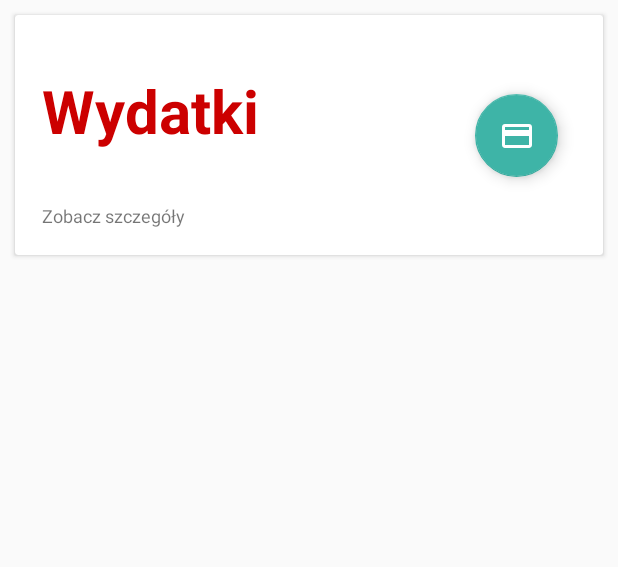
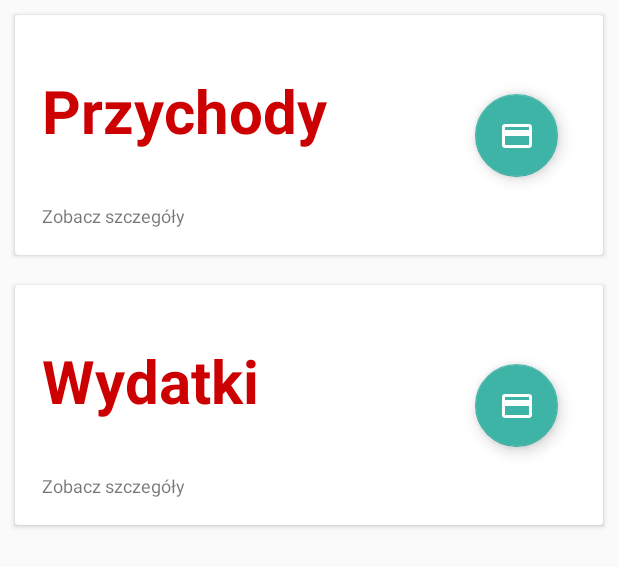
Before and after one commit to PWSZ-Budget-Tracker/mobile, an Android app: the layout fragment_home.xml on its own in the app's theme, with its tools: preview values and no code run, on a phone screen of 412 x 824 dp. Shown: the top 567 px of the screen. Run offline under Robolectric (Android 15) with nearby library versions, the phone set to English and light mode, and no system bars.

Commit message:
incomes added/ categories splitted to handle incomes and expenses

```diff
--- a/app/src/main/java/com/budget/tracker/api/Responses.kt
+++ b/app/src/main/java/com/budget/tracker/api/Responses.kt
@@ -3,6 +3,7 @@ package com.budget.tracker.api
 import com.budget.tracker.dtos.loginPayload
 import com.budget.tracker.models.Category
 import com.budget.tracker.models.Expense
+import com.budget.tracker.models.Income
 
 data class LoginResponse(val payload: loginPayload)
 
@@ -13,3 +14,5 @@ data class CommonResponse(val status: Boolean)
 data class CategoryResponse(val payload: Array<Category>)
 
 data class ExpensesResponse(val payload: Array<Expense>)
+
+data class IncomesResponse(val payload: Array<Income>)
--- a/app/src/main/java/com/budget/tracker/api/RetrofitClient.kt
+++ b/app/src/main/java/com/budget/tracker/api/RetrofitClient.kt
@@ -10,9 +10,6 @@ class RetrofitClient constructor(context: Context) {
 
     private val TOKEN = SharedPrefManager.getInstance(context).token
     private val BASE_URL = "https://pwsz-budget-tracker.azurewebsites.net"
-//    private val BASE_URL = "http://207.154.242.233"
-
-
 
     private val okHttpClient = OkHttpClient.Builder()
         .addInterceptor { chain ->
@@ -35,5 +32,4 @@ class RetrofitClient constructor(context: Context) {
 
         retrofit.create(Api::class.java)
     }
-
 }
--- a/app/src/main/java/com/budget/tracker/fragments/HomeFragment.kt
+++ b/app/src/main/java/com/budget/tracker/fragments/HomeFragment.kt
@@ -27,7 +27,11 @@ class HomeFragment : Fragment() {
         activity!!.nav_view.setCheckedItem(R.id.sidebar_home)
 
         view.homeExpensesCard.setOnClickListener {
-            (activity as MainActivity).switchFragment(CategoryListFragment.newInstance())
+            (activity as MainActivity).switchFragment(CategoryListFragment.newInstance(0))
+        }
+
+        view.homeIncomesCard.setOnClickListener {
+            (activity as MainActivity).switchFragment(CategoryListFragment.newInstance(1))
         }
 
         return view
--- /dev/null
+++ b/app/src/main/java/com/budget/tracker/requests/AddIncomeRequest.kt
@@ -0,0 +1,3 @@
+package com.budget.tracker.requests
+
+data class AddIncomeRequest (val categoryId: Int, val amount:Int, val currencyId:Int)
--- a/app/src/main/res/layout/fragment_home.xml
+++ b/app/src/main/res/layout/fragment_home.xml
@@ -11,19 +11,83 @@
 
     <LinearLayout
             android:layout_width="match_parent"
-                  android:layout_height="wrap_content"
-                  android:orientation="vertical">
+            android:layout_height="wrap_content"
+            android:orientation="vertical">
+
+        <android.support.design.card.MaterialCardView
+                android:id="@+id/MaterialCardView"
+                android:layout_width="match_parent"
+                android:layout_height="160dp"
+                android:layout_margin="10dp"
+                android:layout_marginStart="8dp"
+                android:layout_marginTop="8dp"
+                android:layout_marginEnd="8dp"
+                app:layout_constraintEnd_toEndOf="parent"
+                app:layout_constraintStart_toStartOf="parent">
+
+            <android.support.constraint.ConstraintLayout
+                    android:id="@+id/homeIncomesCard"
+                    android:layout_width="match_parent"
+                    android:layout_height="match_parent"
+                    android:padding="10dp">
+
+                <TextView
+                        android:id="@+id/textView1"
+                        android:layout_width="wrap_content"
+                        android:layout_height="wrap_content"
+                        android:layout_marginStart="8dp"
+                        android:layout_marginBottom="8dp"
+                        android:text="Przychody"
+                        android:textAlignment="textStart"
+                        android:textColor="@android:color/holo_red_dark"
+                        android:textSize="40sp"
+                        android:textStyle="bold"
+                        app:layout_constraintBottom_toTopOf="@+id/goIncomeText"
+                        app:layout_constraintStart_toStartOf="parent"
+                        app:layout_constraintTop_toTopOf="parent" />
+
+                <TextView
+                        android:id="@+id/goIncomeText"
+                        android:layout_width="wrap_content"
+                        android:layout_height="wrap_content"
+                        android:layout_marginStart="8dp"
+                        android:layout_marginBottom="8dp"
+                        android:text="Zobacz szczegóły"
+                        android:textSize="12sp"
+                        app:layout_constraintBottom_toBottomOf="parent"
+                        app:layout_constraintStart_toStartOf="parent" />
+
+                <android.support.design.widget.FloatingActionButton
+                        android:id="@+id/floatingIncomeButton"
+                        android:layout_width="55dp"
+                        android:layout_height="58dp"
+                        android:layout_marginTop="8dp"
+                        android:layout_marginEnd="20dp"
+                        android:layout_marginBottom="8dp"
+                        android:clickable="false"
+                        android:src="@drawable/ic_payment"
+                        app:layout_constraintBottom_toBottomOf="parent"
+                        app:layout_constraintEnd_toEndOf="parent"
+                        app:layout_constraintTop_toTopOf="parent"
+                        app:layout_constraintVertical_bias="0.505" />
+            </android.support.constraint.ConstraintLayout>
+        </android.support.design.card.MaterialCardView>
 
         <android.support.design.card.MaterialCardView
                 android:layout_width="match_parent"
                 android:layout_height="160dp"
-                app:layout_constraintStart_toStartOf="parent" android:layout_marginStart="8dp"
-                app:layout_constraintEnd_toEndOf="parent" android:layout_marginEnd="8dp" android:layout_marginTop="8dp"
-                android:layout_margin="10dp">
+                android:layout_margin="10dp"
+                android:layout_marginStart="8dp"
+                android:layout_marginTop="8dp"
+                android:layout_marginEnd="8dp"
+                app:layout_constraintEnd_toEndOf="parent"
+                app:layout_constraintStart_toStartOf="parent">
 
-            <android.support.constraint.ConstraintLayout android:layout_width="match_parent"
-                                                         android:layout_height="match_parent" android:padding="10dp"
-                                                         android:id="@+id/homeExpensesCard">
+            <android.support.constraint.ConstraintLayout
+                    android:id="@+id/homeExpensesCard"
+                    android:layout_width="match_parent"
+                    android:layout_height="match_parent"
+                    android:padding="10dp">
 
 
                 <TextView
@@ -40,22 +104,31 @@
                         app:layout_constraintBottom_toTopOf="@+id/goDebtText"
                         app:layout_constraintStart_toStartOf="parent"
                         app:layout_constraintTop_toTopOf="parent" />
+
                 <TextView
-                        android:text="Zobacz szczegóły"
+                        android:id="@+id/goDebtText"
                         android:layout_width="wrap_content"
                         android:layout_height="wrap_content"
-                        android:id="@+id/goDebtText" app:layout_constraintStart_toStartOf="parent"
-                        android:layout_marginStart="8dp" android:layout_marginBottom="8dp"
-                        app:layout_constraintBottom_toBottomOf="parent" android:textSize="12sp"/>
+                        android:layout_marginStart="8dp"
+                        android:layout_marginBottom="8dp"
+                        android:text="Zobacz szczegóły"
+                        android:textSize="12sp"
+                        app:layout_constraintBottom_toBottomOf="parent"
+                        app:layout_constraintStart_toStartOf="parent" />
+
                 <android.support.design.widget.FloatingActionButton
-                        android:src="@drawable/ic_payment"
+                        android:id="@+id/floatingActionButton"
                         android:layout_width="55dp"
                         android:layout_height="58dp"
+                        android:layout_marginTop="8dp"
+                        android:layout_marginEnd="20dp"
+                        android:layout_marginBottom="8dp"
                         android:clickable="false"
-                        android:id="@+id/floatingActionButton" android:layout_marginTop="8dp"
-                        app:layout_constraintTop_toTopOf="parent" android:layout_marginBottom="8dp"
-                        app:layout_constraintBottom_toBottomOf="parent" android:layout_marginEnd="20dp"
-                        app:layout_constraintEnd_toEndOf="parent" app:layout_constraintVertical_bias="0.505"/>
+                        android:src="@drawable/ic_payment"
+                        app:layout_constraintBottom_toBottomOf="parent"
+                        app:layout_constraintEnd_toEndOf="parent"
+                        app:layout_constraintTop_toTopOf="parent"
+                        app:layout_constraintVertical_bias="0.505" />
             </android.support.constraint.ConstraintLayout>
 
         </android.support.design.card.MaterialCardView>
--- a/app/src/main/res/menu/activity_main_drawer.xml
+++ b/app/src/main/res/menu/activity_main_drawer.xml
@@ -9,9 +9,13 @@
                 android:icon="@drawable/ic_home"
                 android:title="Home"/>
         <item
-                android:id="@+id/sidebar_expences"
+                android:id="@+id/sidebar_expenses"
                 android:icon="@drawable/ic_payment"
                 android:title="Wydatki" />
+        <item
+                android:id="@+id/sidebar_incomes"
+                android:icon="@drawable/ic_payment"
+                android:title="Przychody" />
     </group>
 
 </menu>
```
Also changed, not shown: app/src/main/java/com/budget/tracker/MainActivity.kt (+9 -2 lines), app/src/main/java/com/budget/tracker/adapters/IncomesRecyclerViewAdapter.kt (added, +50 -0 lines), app/src/main/java/com/budget/tracker/api/Api.kt (+15 -1 lines), app/src/main/java/com/budget/tracker/fragments/IncomesFragment.kt (added, +200 -0 lines), app/src/main/res/layout-v26/fragment_incomes.xml (added, +28 -0 lines), app/src/main/res/layout-v26/income_item.xml (added, +75 -0 lines), app/src/main/res/layout-v26/new_income_dialog.xml (added, +39 -0 lines).
